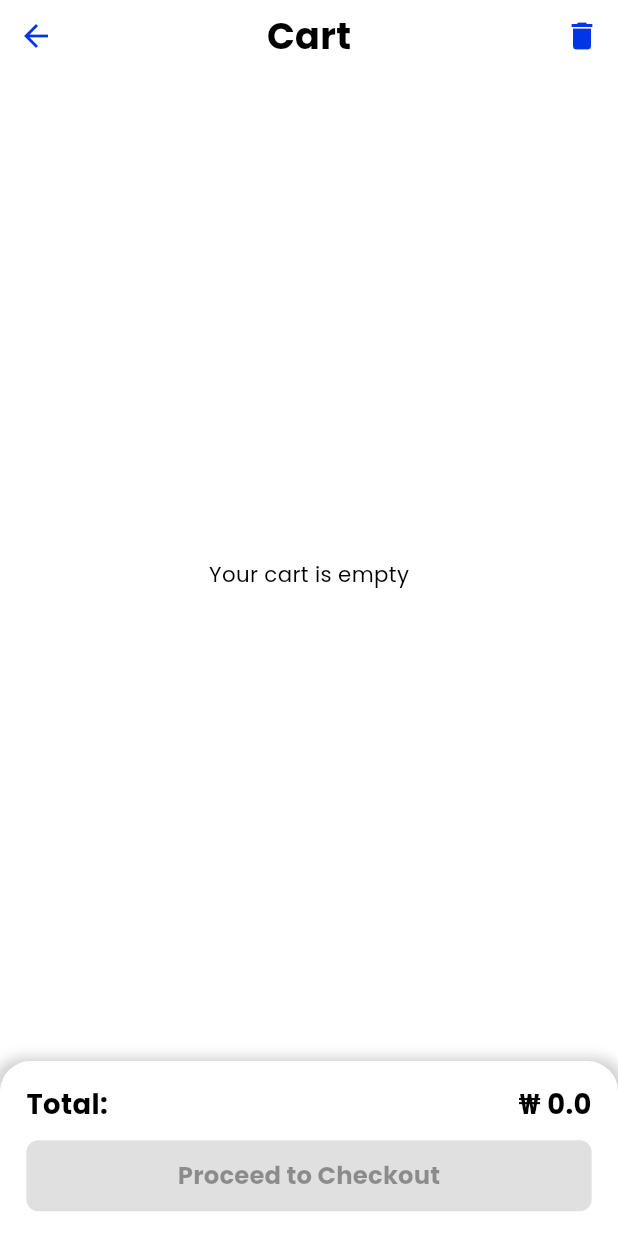
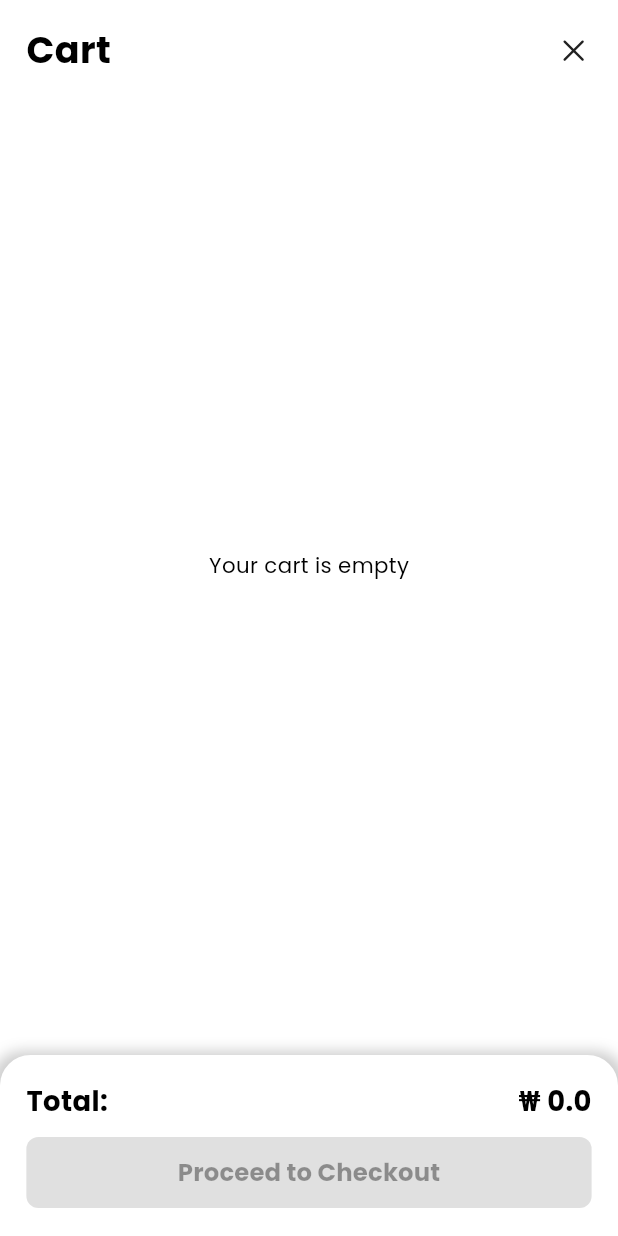
Before and after one commit to nasir-nishat/masjid_noor_customer, a Flutter app: the CartPage screen opened by its route, on a phone screen of 412 x 824 dp. Run offline on Flutter 3.47's test engine with Material 3 defaults, Android fonts, the phone set to English and light mode, and no system bars; our stand-ins replace bot_toast, equatable, flutter_screenutil, flutter_svg, get, go_router and 10 more; missing offline and left inert: pluto_grid; accounts and stored records are empty; network calls fail.

Commit message:
Updating UI

```diff
--- a/lib/presentation/pages/all_export.dart
+++ b/lib/presentation/pages/all_export.dart
@@ -34,3 +34,4 @@ export 'package:masjid_noor_customer/mgr/models/category_md.dart';
 export 'package:go_router/go_router.dart';
 export 'package:hive/hive.dart';
 export 'package:masjid_noor_customer/mgr/models/user_md.dart';
+export 'package:heroicons/heroicons.dart';
--- a/lib/presentation/pages/cart/cart_page.dart
+++ b/lib/presentation/pages/cart/cart_page.dart
@@ -2,6 +2,7 @@ import 'package:flutter/material.dart';
 import 'package:flutter_screenutil/flutter_screenutil.dart';
 import 'package:get/get.dart';
 import 'package:go_router/go_router.dart';
+import 'package:heroicons/heroicons.dart';
 import 'package:masjid_noor_customer/mgr/dependency/supabase_dep.dart';
 import 'package:masjid_noor_customer/mgr/models/payment_md.dart';
 import 'package:masjid_noor_customer/navigation/router.dart';
@@ -21,15 +22,11 @@ class CartPage extends GetView<CartController> {
         return Column(
           crossAxisAlignment: CrossAxisAlignment.center,
           children: [
-            Row(
+            Padding(
+              padding: EdgeInsets.only(top: 16.h, left: 16.w, right: 16.w),
+              child: Row(
                 mainAxisAlignment: MainAxisAlignment.spaceBetween,
                 children: [
-                IconButton(
-                  onPressed: () {
-                    context.pop();
-                  },
-                  icon: const Icon(Icons.arrow_back),
-                ),
                   Text(
                     'Cart',
                     style: TextStyle(
@@ -37,13 +34,15 @@ class CartPage extends GetView<CartController> {
                       fontWeight: FontWeight.bold,
                     ),
                   ),
-                IconButton(
-                  onPressed: () {
-                    controller.clearCart();
+                  InkWell(
+                    onTap: () {
+                      context.pop();
+                      // controller.clearCart();
                     },
-                  icon: const Icon(Icons.delete),
+                    child: const HeroIcon(HeroIcons.xMark),
                   ),
                 ],
+              ),
             ),
             SizedBox(height: 10.h),
             if (controller.cartItems.isEmpty)
@@ -70,7 +69,6 @@ class CartPage extends GetView<CartController> {
                           if (stockQty > 0 && cartProd.quantity >= stockQty) {
                             showSnackBar(context, 'Stock is not enough',
                                 duration: const Duration(seconds: 1));
-
                             return;
                           }
                           controller.increaseQuantity(cartProd);
@@ -85,9 +83,9 @@ class CartPage extends GetView<CartController> {
                   ),
                 ),
               ),
-            // if (controller.cartItems.isNotEmpty)
+            SizedBox(height: 10.h),
             Container(
-              padding: EdgeInsets.symmetric(vertical: 16.h, horizontal: 16.w),
+              padding: EdgeInsets.symmetric(vertical: 18.h, horizontal: 16.w),
               decoration: BoxDecoration(
                 color: Colors.white,
                 borderRadius: BorderRadius.only(
--- a/lib/presentation/pages/user/login_page.dart
+++ b/lib/presentation/pages/user/login_page.dart
@@ -1,9 +1,4 @@
-import 'package:flutter/material.dart';
-import 'package:go_router/go_router.dart';
-import 'package:hive/hive.dart';
-import 'package:masjid_noor_customer/mgr/models/user_md.dart';
 import 'package:masjid_noor_customer/presentation/pages/all_export.dart';
-import 'package:masjid_noor_customer/presentation/pages/user/user_controller.dart';
 
 class LoginPage extends StatefulWidget {
   const LoginPage({super.key});
--- a/lib/presentation/pages/user/user_controller.dart
+++ b/lib/presentation/pages/user/user_controller.dart
@@ -17,7 +17,7 @@ class UserController extends GetxController {
   @override
   void onInit() {
     super.onInit();
-    fetchUser();
+    // fetchUser();
   }
 
   fetchUser() async {
--- a/lib/presentation/widgets/cart_item.dart
+++ b/lib/presentation/widgets/cart_item.dart
@@ -59,7 +59,7 @@ class CartItem extends StatelessWidget {
                                   border: Border.all(color: Colors.black38),
                                   shape: BoxShape.circle,
                                 ),
-                                child: const Icon(Icons.add))),
+                                child: const HeroIcon(HeroIcons.plus))),
                         SizedBox(
                           width: 40,
                           child: Center(
@@ -79,7 +79,7 @@ class CartItem extends StatelessWidget {
                                   border: Border.all(color: Colors.black38),
                                   shape: BoxShape.circle,
                                 ),
-                                child: const Icon(Icons.remove))),
+                                child: const HeroIcon(HeroIcons.minus))),
                       ],
                     ),
                   ),
@@ -90,7 +90,7 @@ class CartItem extends StatelessWidget {
           ),
         ),
         IconButton(
-          icon: const Icon(Icons.delete),
+          icon: const HeroIcon(HeroIcons.trash),
           onPressed: onRemove,
         ),
       ],
```
Also changed, not shown: lib/presentation/layout/main_layout.dart (+6 -5 lines), lib/presentation/pages/home/home_page.dart (+16 -14 lines), lib/presentation/widgets/cart_icon_count.dart (+8 -4 lines), lib/presentation/widgets/header.dart (+7 -7 lines). Lines whose indentation alone changed are shown as unchanged.
